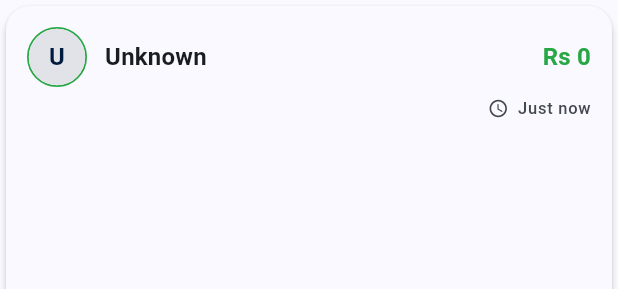
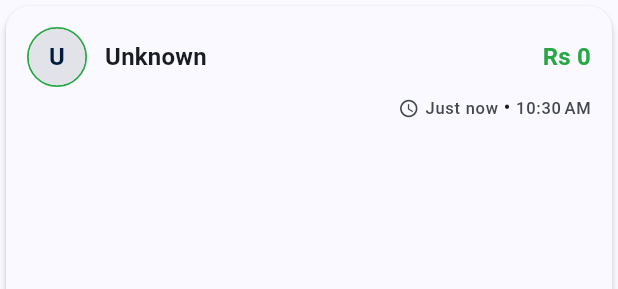
Before and after one commit to aakashsahh/Share-Expense, a Flutter app: the FundItem widget shown alone on an empty page, opened directly with empty values, on a phone screen of 412 x 824 dp. Shown: the top 289 px of the screen. Run offline on Flutter 3.47's test engine with Material 3 defaults, Android fonts, the phone set to English and light mode, and no system bars; drawn by our look-alikes of flutter_slidable; our stand-ins replace auto_size_text, equatable, fl_chart, flutter_bloc, flutter_contacts, get_it and 4 more; accounts and stored records are empty.

Commit message:
added time showing widget

```diff
--- a/lib/presentation/pages/dashboard/widgets/fund_item.dart
+++ b/lib/presentation/pages/dashboard/widgets/fund_item.dart
@@ -3,6 +3,7 @@ import 'dart:io';
 import 'package:flutter/material.dart';
 import 'package:flutter_bloc/flutter_bloc.dart';
 import 'package:flutter_slidable/flutter_slidable.dart';
+import 'package:intl/intl.dart';
 import 'package:share_expenses/presentation/bloc/member/bloc/member_bloc.dart';
 import 'package:share_expenses/presentation/bloc/member/bloc/member_state.dart';
 
@@ -128,7 +129,7 @@ class FundItem extends StatelessWidget {
                       crossAxisAlignment: CrossAxisAlignment.center,
                       mainAxisAlignment: MainAxisAlignment.end,
                       children: [
-                        const SizedBox(width: 8),
+                        //const SizedBox(width: 8),
                         // Amount (kept compact, right aligned)
                         FittedBox(
                           fit: BoxFit.scaleDown,
@@ -140,9 +141,33 @@ class FundItem extends StatelessWidget {
                                 size: 14,
                                 color: theme.colorScheme.onSurfaceVariant,
                               ),
-                              const SizedBox(width: 6),
+                              const SizedBox(width: 4),
                               Text(
                                 AppDateUtils.getRelativeTime(fund.date),
+                                style: theme.textTheme.labelSmall?.copyWith(
+                                  color: theme.colorScheme.onSurfaceVariant,
+                                ),
+                                overflow: TextOverflow.ellipsis,
+                              ),
+                            ],
+                          ),
+                        ),
+                        FittedBox(
+                          fit: BoxFit.scaleDown,
+                          alignment: Alignment.centerRight,
+                          child: Row(
+                            mainAxisAlignment: MainAxisAlignment.center,
+                            children: [
+                              Text(
+                                ' • ',
+                                style: theme.textTheme.bodySmall?.copyWith(
+                                  color: theme.colorScheme.onSurface,
+                                  fontWeight: FontWeight.bold,
+                                ),
+                              ),
+                              //const SizedBox(width: 4),
+                              Text(
+                                DateFormat.jm().format(fund.date),
                                 style: theme.textTheme.labelSmall?.copyWith(
                                   color: theme.colorScheme.onSurfaceVariant,
                                 ),
```
